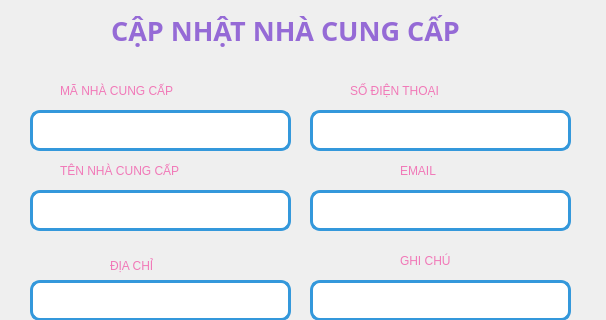
First picture: the form in NhaCungCap/updateNCC.ui, repository minhngoc22/Pet-Store, before the edit; both pictures show x 0 to 606 and y 0 to 320 of the 606 by 468 pixel window.
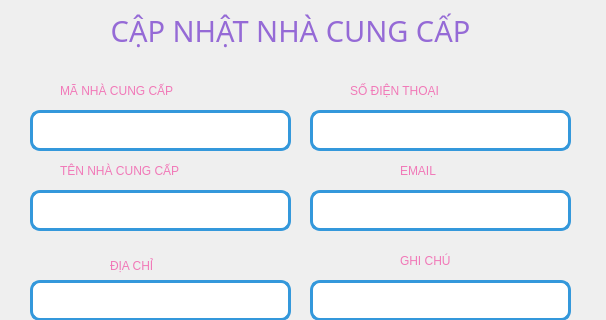
Second picture: the form after the edit.

Diff of the .ui file:
```diff
--- a/NhaCungCap/updateNCC.ui
+++ b/NhaCungCap/updateNCC.ui
@@ -34,16 +34,17 @@
      <rect>
       <x>40</x>
       <y>10</y>
-      <width>491</width>
+      <width>501</width>
       <height>41</height>
      </rect>
     </property>
     <property name="font">
      <font>
-      <family>Arial Black</family>
-      <pointsize>20</pointsize>
-      <weight>75</weight>
-      <bold>true</bold>
+      <family>Segoe UI Black</family>
+      <pointsize>22</pointsize>
+      <weight>10</weight>
+      <italic>false</italic>
+      <bold>false</bold>
      </font>
     </property>
     <property name="styleSheet">
```
Left out of the diff: 3 changed lines with no effect on the pictures.
